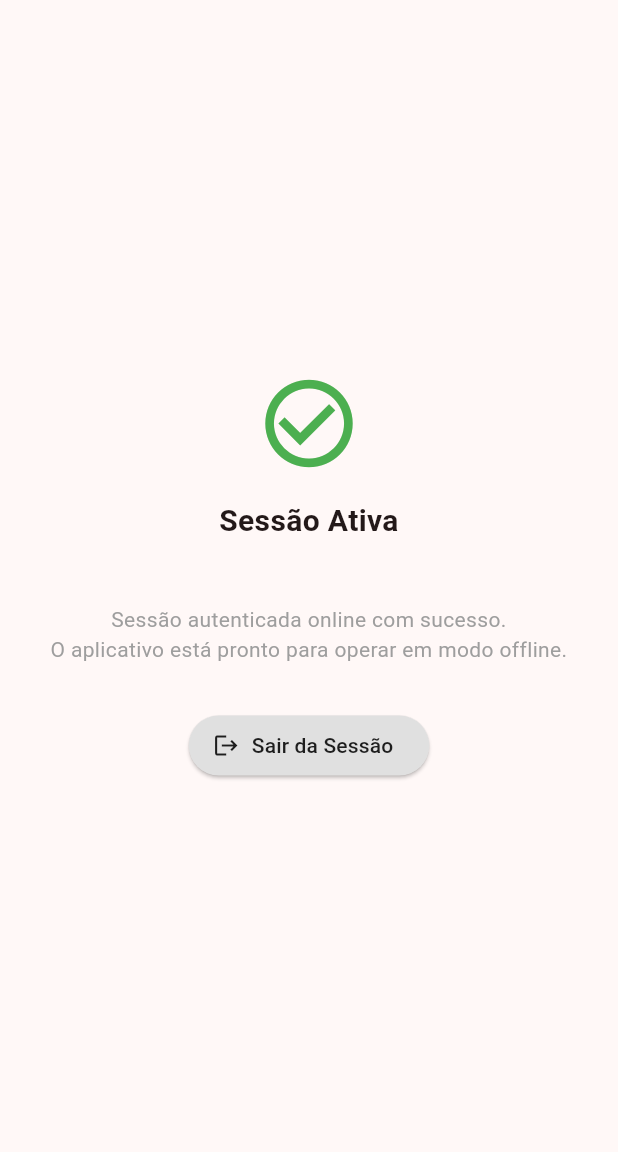
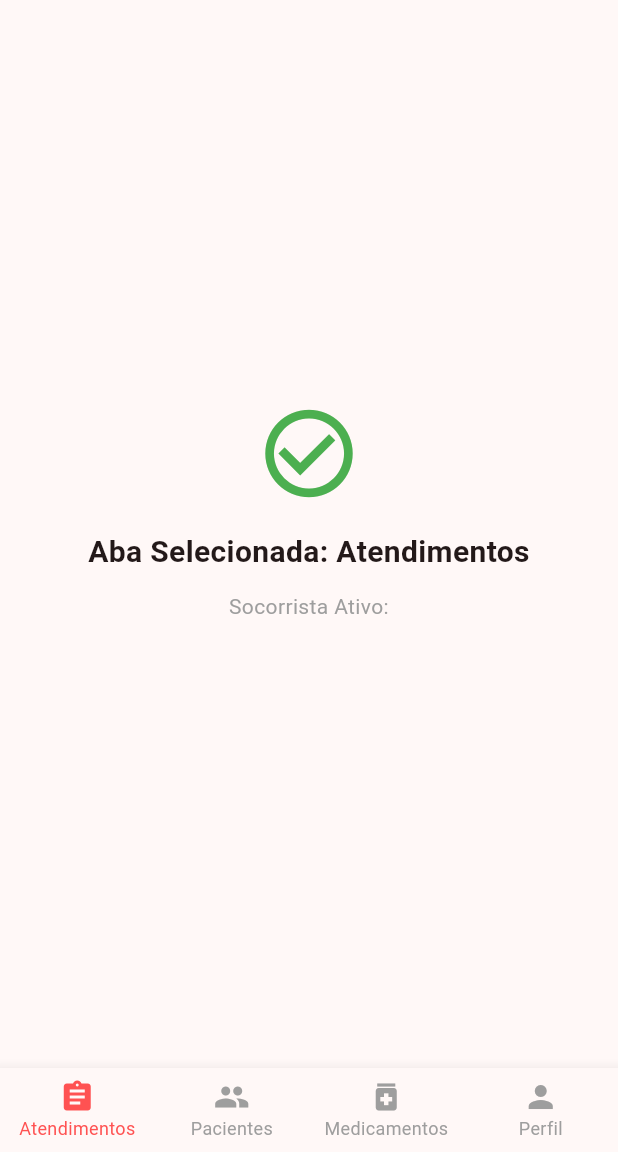
Before and after one commit to Felipe-Marchi/medicalfield_app, a Flutter app: the HomeScreen screen opened directly, on a phone screen of 412 x 824 dp, the part 84-1236 px from its top. Run offline on Flutter 3.47's test engine with Material 3 defaults, Android fonts, the phone set to English and light mode, and no system bars; our stand-ins replace shared_preferences, sqflite; accounts and stored records are empty.

Commit message:
Barra inferior

```diff
--- a/lib/screens/home_screen.dart
+++ b/lib/screens/home_screen.dart
@@ -1,6 +1,7 @@
 import 'package:flutter/material.dart';
 import '../services/session_service.dart';
 import '../widgets/custom_app_bar.dart';
+import '../widgets/custom_bottom_bar.dart';
 import 'login_screen.dart';
 
 // Tela principal inicial do aplicativo pos-login.
@@ -14,6 +15,7 @@ class HomeScreen extends StatefulWidget {
 class _HomeScreenState extends State<HomeScreen> {
   final SessionService _sessionService = SessionService();
   String _professionalName = 'Carregando...';
+  int _selectedIndex = 0;
 
   @override
   void initState() {
@@ -38,6 +40,14 @@ class _HomeScreenState extends State<HomeScreen> {
     );
   }
 
+  // Titulos temporarios de validacao visual para cada aba
+  static const List<String> _tabNames = [
+    'Atendimentos',
+    'Pacientes',
+    'Medicamentos',
+    'Perfil',
+  ];
+
   @override
   Widget build(BuildContext context) {
     return Scaffold(
@@ -55,7 +65,7 @@ class _HomeScreenState extends State<HomeScreen> {
               ),
               const SizedBox(height: 16),
               Text(
-                'Sessão Ativa\n$_professionalName',
+                'Aba Selecionada: ${_tabNames[_selectedIndex]}',
                 textAlign: TextAlign.center,
                 style: const TextStyle(
                   fontSize: 20,
@@ -63,12 +73,13 @@ class _HomeScreenState extends State<HomeScreen> {
                 ),
               ),
               const SizedBox(height: 12),
-              const Text(
-                'Sessão autenticada online com sucesso.\nO aplicativo está pronto para operar em modo offline.',
+              Text(
+                'Socorrista Ativo: $_professionalName',
                 textAlign: TextAlign.center,
-                style: TextStyle(color: Colors.grey),
+                style: const TextStyle(color: Colors.grey),
               ),
               const SizedBox(height: 30),
+              if (_selectedIndex == 3)
                 ElevatedButton.icon(
                   icon: const Icon(Icons.logout),
                   label: const Text('Sair da Sessão'),
@@ -82,6 +93,14 @@ class _HomeScreenState extends State<HomeScreen> {
           ),
         ),
       ),
+      bottomNavigationBar: CustomBottomBar(
+        selectedIndex: _selectedIndex,
+        onItemTapped: (index) {
+          setState(() {
+            _selectedIndex = index;
+          });
+        },
+      ),
     );
   }
 }
--- /dev/null
+++ b/lib/widgets/custom_bottom_bar.dart
@@ -0,0 +1,48 @@
+import 'package:flutter/material.dart';
+
+// Barra de navegacao inferior (BottomNavigationBar) padronizada do aplicativo.
+class CustomBottomBar extends StatelessWidget {
+  final int selectedIndex;
+  final ValueChanged<int> onItemTapped;
+
+  const CustomBottomBar({
+    super.key,
+    required this.selectedIndex,
+    required this.onItemTapped,
+  });
+
+  @override
+  Widget build(BuildContext context) {
+    return BottomNavigationBar(
+      currentIndex: selectedIndex,
+      onTap: onItemTapped,
+      type: BottomNavigationBarType.fixed,
+      selectedItemColor: Colors.redAccent,
+      unselectedItemColor: Colors.grey,
+      selectedFontSize: 12,
+      unselectedFontSize: 12,
+      items: const [
+        BottomNavigationBarItem(
+          icon: Icon(Icons.assignment),
+          activeIcon: Icon(Icons.assignment, color: Colors.redAccent),
+          label: 'Atendimentos',
+        ),
+        BottomNavigationBarItem(
+          icon: Icon(Icons.people),
+          activeIcon: Icon(Icons.people, color: Colors.redAccent),
+          label: 'Pacientes',
+        ),
+        BottomNavigationBarItem(
+          icon: Icon(Icons.medication),
+          activeIcon: Icon(Icons.medication, color: Colors.redAccent),
+          label: 'Medicamentos',
+        ),
+        BottomNavigationBarItem(
+          icon: Icon(Icons.person),
+          activeIcon: Icon(Icons.person, color: Colors.redAccent),
+          label: 'Perfil',
+        ),
+      ],
+    );
+  }
+}
```
Lines whose indentation alone changed are shown as unchanged.
